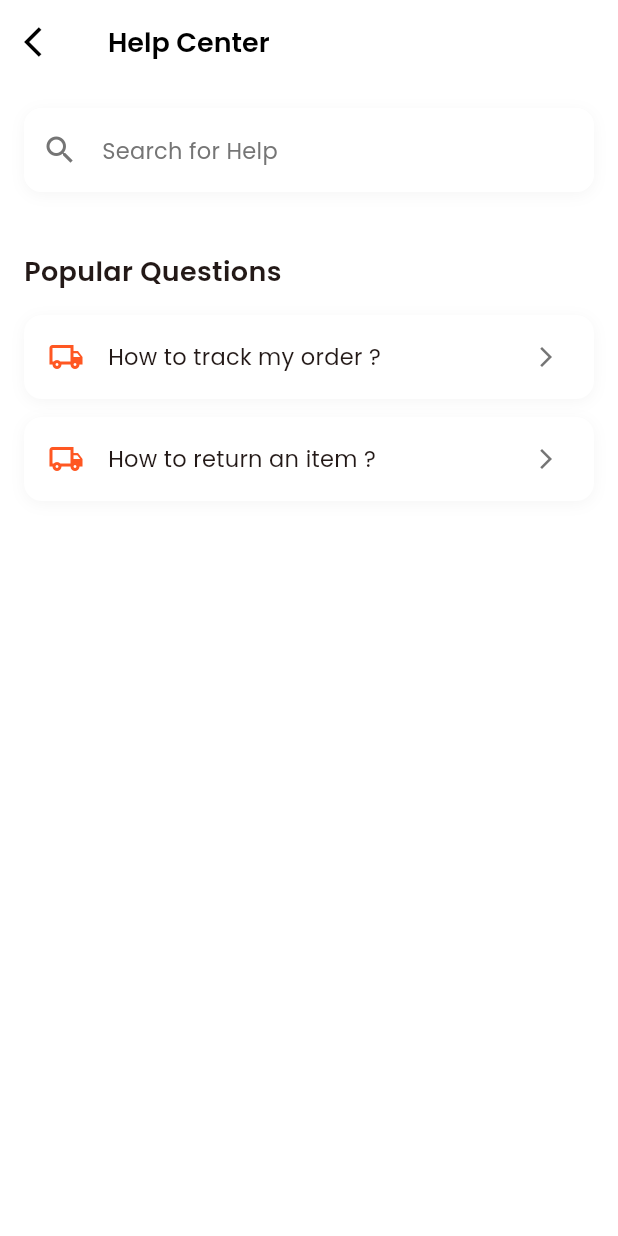
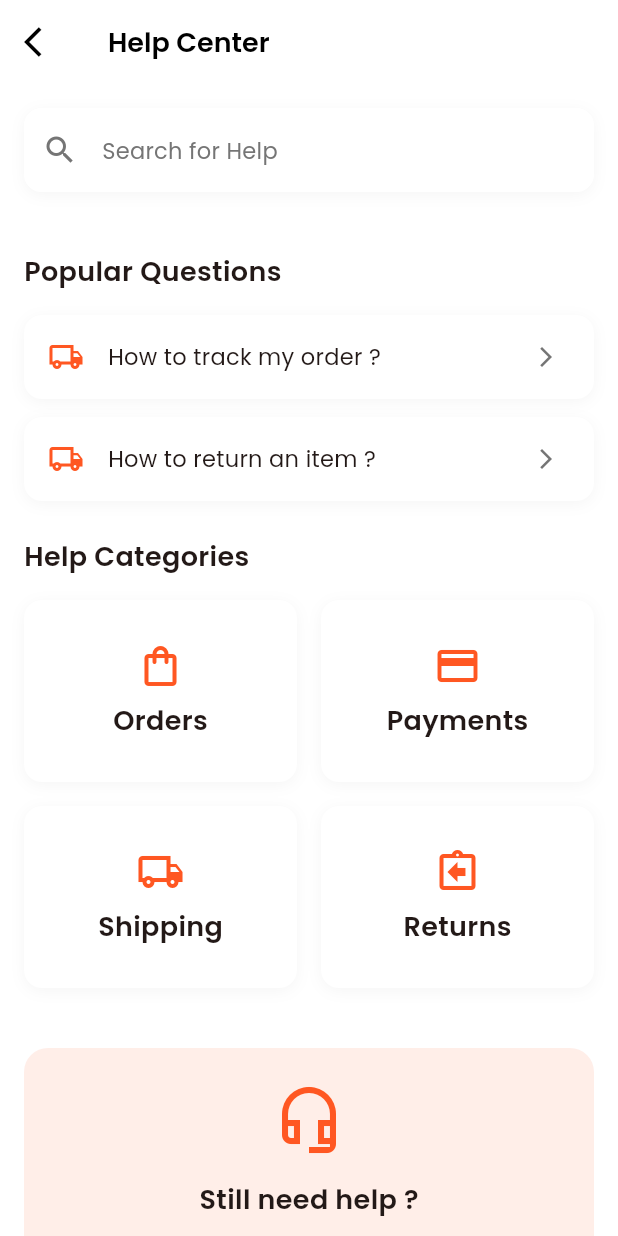
Before and after one commit to Thilina-S/shoestore_flutter, a Flutter app: the HelpCenterScreen screen opened directly, on a phone screen of 412 x 824 dp. Run offline on Flutter 3.47's test engine with Material 3 defaults, Android fonts, the phone set to English and light mode, and no system bars; our stand-ins replace get, get_storage, google_fonts, share_plus; accounts and stored records are empty.

Commit message:
completed help center screen

```diff
--- a/lib/view/help center/screens/help_center_screen.dart
+++ b/lib/view/help center/screens/help_center_screen.dart
@@ -1,6 +1,7 @@
 import 'package:flutter/material.dart';
 import 'package:get/get.dart';
 import 'package:shoestore/utils/app_textstyles.dart';
+import 'package:shoestore/view/help%20center/widgets/contact_support_section.dart';
 import 'package:shoestore/view/help%20center/widgets/help_categories_section.dart';
 import 'package:shoestore/view/help%20center/widgets/popular_questions_section.dart';
 
@@ -37,6 +38,9 @@ class HelpCenterScreen extends StatelessWidget {
           const PopularQuestionsSection(),
           const SizedBox(height: 24),
           const HelpCategoriesSection(),
+          const SizedBox(height: 24),
+          const ContactSupportSection(),
+
           ],
         ),
       ),
--- /dev/null
+++ b/lib/view/help center/widgets/category_card.dart
@@ -0,0 +1,47 @@
+import 'package:flutter/material.dart';
+import 'package:shoestore/utils/app_textstyles.dart';
+
+class CategoryCard extends StatelessWidget {
+  final String title;
+  final IconData icon;
+  const CategoryCard({super.key, required this.title, required this.icon});
+
+  @override
+  Widget build(BuildContext context) {
+    final isDark = Theme.of(context).brightness == Brightness.dark;
+
+    return Container(
+      decoration: BoxDecoration(
+        color: Theme.of(context).cardColor,
+        borderRadius: BorderRadius.circular(12),
+        boxShadow: [
+          BoxShadow(
+            color: isDark
+                ? Colors.black.withOpacity(0.2)
+                : Colors.grey.withOpacity(0.1),
+            blurRadius: 8,
+            offset: const Offset(0, 2),
+          ),
+        ],
+      ),
+      child: InkWell(
+        onTap: () {},
+        borderRadius: BorderRadius.circular(12),
+        child: Column(
+          mainAxisAlignment: MainAxisAlignment.center,
+          children: [
+            Icon(icon, color: Theme.of(context).primaryColor, size: 32),
+            const SizedBox(height: 8),
+            Text(
+              title,
+              style: AppTextStyle.withColor(
+                AppTextStyle.h3,
+                Theme.of(context).textTheme.bodyLarge!.color!,
+              ),
+            ),
+          ],
+        ),
+      ),
+    );
+  }
+}
--- /dev/null
+++ b/lib/view/help center/widgets/contact_support_section.dart
@@ -0,0 +1,66 @@
+import 'package:flutter/material.dart';
+import 'package:shoestore/utils/app_textstyles.dart';
+
+class ContactSupportSection extends StatelessWidget {
+  const ContactSupportSection({super.key});
+
+  @override
+  Widget build(BuildContext context) {
+    final isDark = Theme.of(context).brightness == Brightness.dark;
+
+
+    return Container(
+      margin: const EdgeInsets.all(16),
+      padding: const EdgeInsets.all(24),
+      width: double.infinity,
+      decoration: BoxDecoration(
+        color: Theme.of(context).primaryColor.withOpacity(0.1),
+        borderRadius: BorderRadius.circular(16),
+      ),
+      child: Column(
+        children: [
+          Icon(
+            Icons.headset_mic_outlined,
+            color: Theme.of(context).primaryColor,
+            size: 48,
+          ),
+          const SizedBox(height: 16),
+          Text(
+            'Still need help ?',
+            style:AppTextStyle.withColor(
+             AppTextStyle.h3,
+            Theme.of(context).textTheme.bodyLarge!.color!,
+            ),
+          ),
+
+            const SizedBox(height: 8),
+
+            Text(
+            'Contact our Support Team',
+            style:AppTextStyle.withColor(
+             AppTextStyle.bodyMedium,
+            isDark ? Colors.grey[400]! : Colors.grey[600]!,
+            ),
+            textAlign: TextAlign.center,
+          ),
+          const SizedBox(height: 16),
+          ElevatedButton(onPressed: () {},
+          style: ElevatedButton.styleFrom(
+            backgroundColor: Theme.of(context).primaryColor,
+            padding: const EdgeInsets.symmetric(horizontal: 32, vertical: 12),
+            shape: RoundedRectangleBorder(
+              borderRadius: BorderRadius.circular(12),
+            )
+          ),
+           child: Text(
+            'Contact Support',
+            style: AppTextStyle.withColor(
+              AppTextStyle.buttonMedium,
+              Colors.white,
+            ),
+           ))
+        ],
+      ),
+    );
+  }
+}
--- a/lib/view/help center/widgets/help_categories_section.dart
+++ b/lib/view/help center/widgets/help_categories_section.dart
@@ -1,15 +1,51 @@
 import 'package:flutter/material.dart';
+import 'package:shoestore/utils/app_textstyles.dart';
+import 'package:shoestore/view/help%20center/widgets/category_card.dart';
 
 class HelpCategoriesSection extends StatelessWidget {
   const HelpCategoriesSection({super.key});
 
   @override
   Widget build(BuildContext context) {
+    final categories = [
+      {'icon': Icons.shopping_bag_outlined, 'title': 'Orders'},
+      {'icon': Icons.payment_outlined, 'title': 'Payments'},
+      {'icon': Icons.local_shipping_outlined, 'title': 'Shipping'},
+      {'icon': Icons.assignment_return_outlined, 'title': 'Returns'},
+    ];
+
     return Padding(
-      padding: EdgeInsets.symmetric(horizontal: 16),
-      child: Column(crossAxisAlignment: CrossAxisAlignment.start, children: [
-
-      ],),
+      padding: const EdgeInsets.symmetric(horizontal: 16),
+      child: Column(
+        crossAxisAlignment: CrossAxisAlignment.start,
+        children: [
+          Text(
+            'Help Categories',
+            style: AppTextStyle.withColor(
+              AppTextStyle.h3,
+              Theme.of(context).textTheme.bodyLarge!.color!,
+            ),
+          ),
+          const SizedBox(height: 16),
+          GridView.builder(
+            shrinkWrap: true,
+            physics: const NeverScrollableScrollPhysics(),
+            gridDelegate: const SliverGridDelegateWithFixedCrossAxisCount(
+              crossAxisCount: 2,
+              crossAxisSpacing: 16,
+              mainAxisSpacing: 16,
+              childAspectRatio: 1.5,
+            ),
+            itemCount: categories.length,
+            itemBuilder: (context, index) {
+              return CategoryCard(
+                title: categories[index]['title'] as String,
+                icon: categories[index]['icon'] as IconData,
+              );
+            },
+          ),
+        ],
+      ),
     );
   }
 }
```
